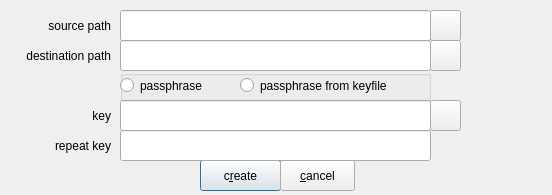
Before: the Qt Designer form zuluCrypt-gui/cryptfiles.ui in mhogomchungu/zuluCrypt, drawn with Qt 5.
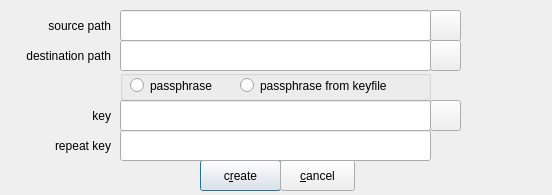
After: the same form once the commit is applied.

```diff
--- a/zuluCrypt-gui/cryptfiles.ui
+++ b/zuluCrypt-gui/cryptfiles.ui
@@ -131,7 +131,7 @@
    <widget class="QRadioButton" name="rbKey">
     <property name="geometry">
      <rect>
-      <x>0</x>
+      <x>10</x>
       <y>0</y>
       <width>111</width>
       <height>31</height>
@@ -146,7 +146,7 @@
      <rect>
       <x>120</x>
       <y>0</y>
-      <width>161</width>
+      <width>191</width>
       <height>31</height>
      </rect>
     </property>
```
